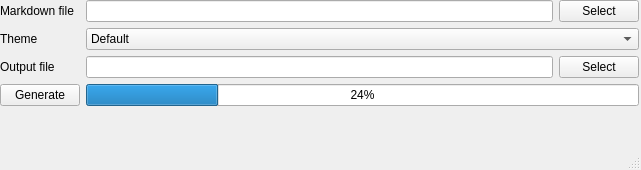
The window that app.ui (kdelwat/GrammarGen) describes before a commit, drawn with Qt 5.
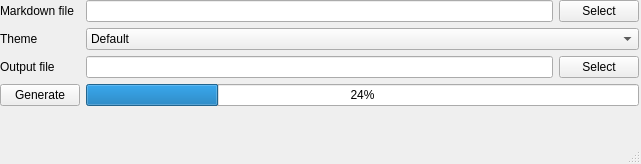
The same window after the commit.

Commit message: Finish generation GUI action

```diff
--- a/app.ui
+++ b/app.ui
@@ -7,7 +7,7 @@
     <x>0</x>
     <y>0</y>
     <width>641</width>
-    <height>170</height>
+    <height>164</height>
    </rect>
   </property>
   <property name="windowTitle">
```
Left out of the diff: 2 changed lines with no effect on the pictures. The commit also changes 1 other file.
